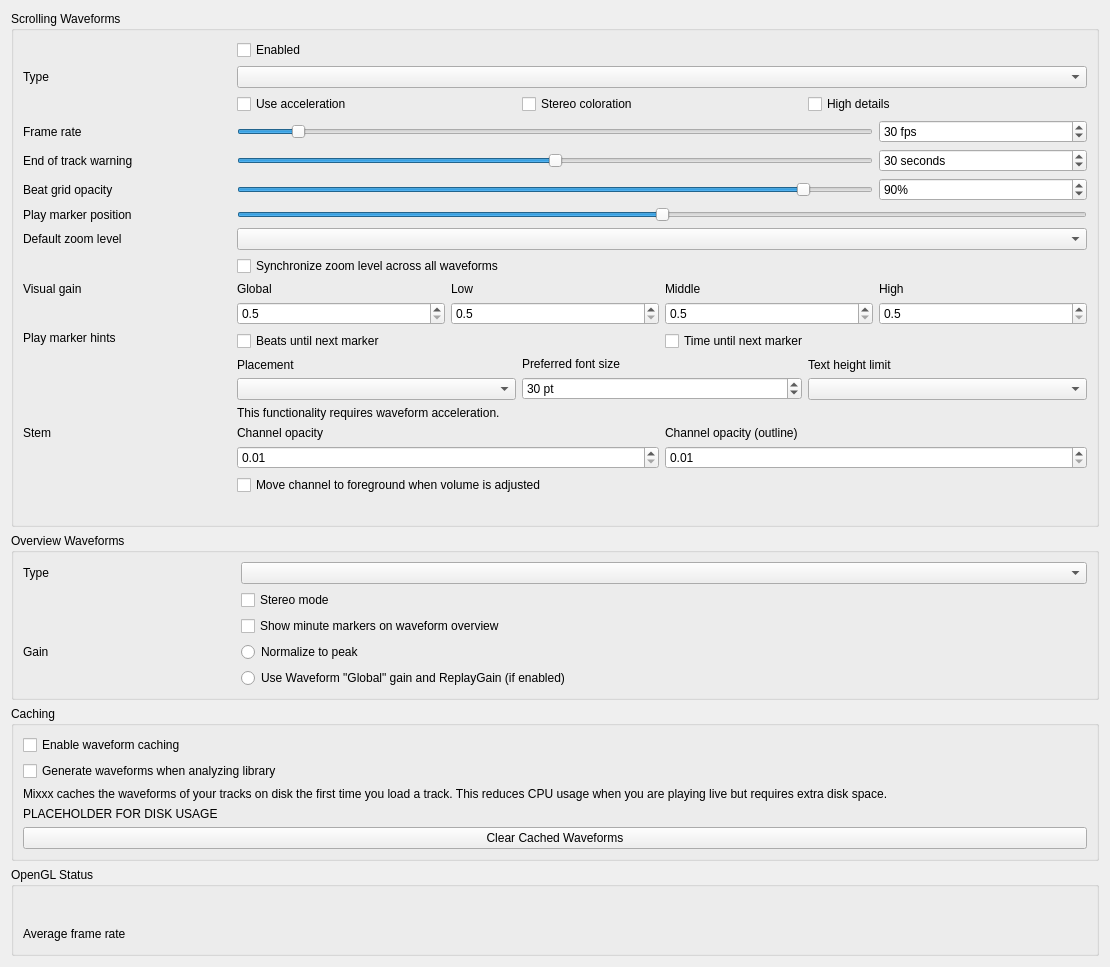
Before: the Qt Designer form src/preferences/dialog/dlgprefwaveformdlg.ui in Eve00000/mixxx, drawn with Qt 5.
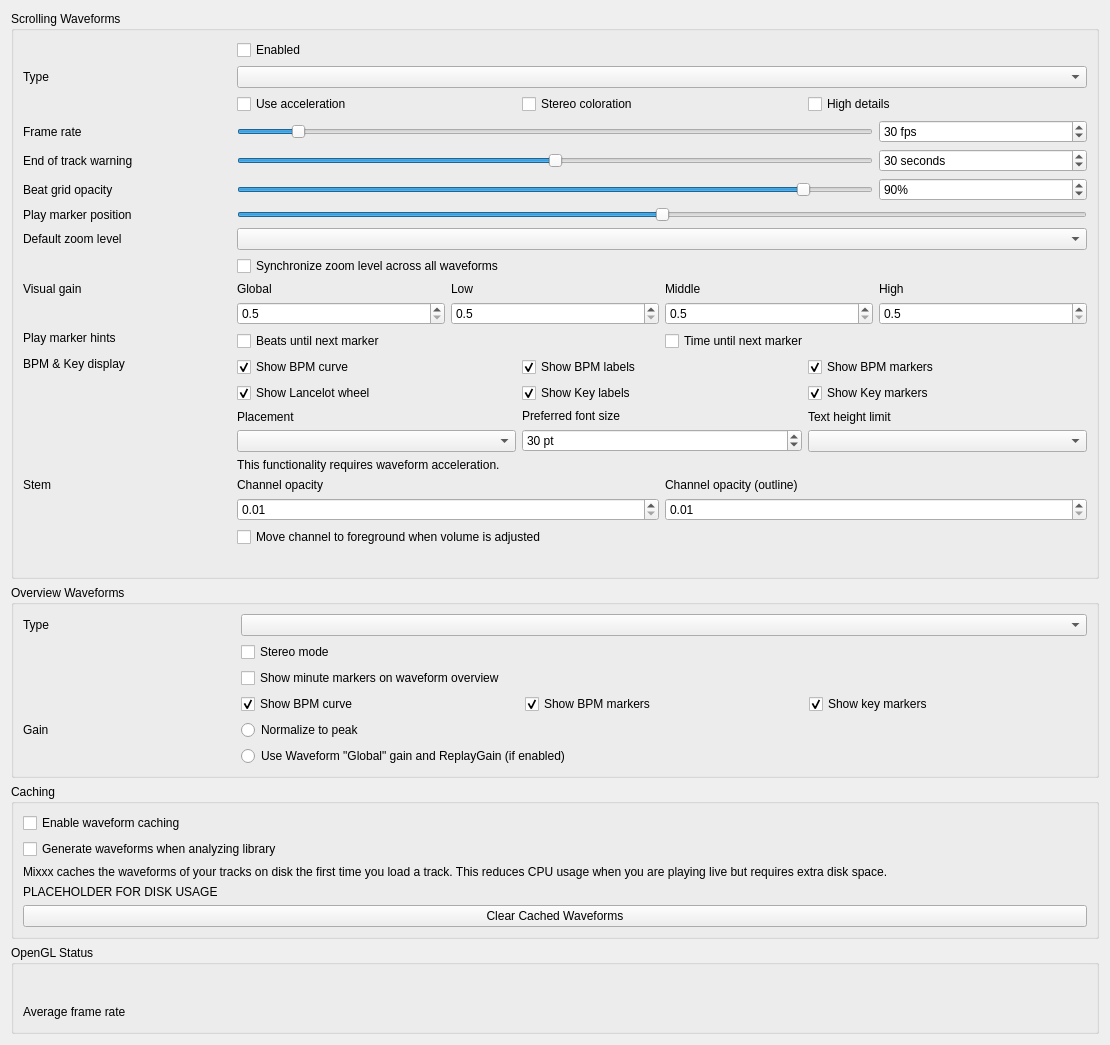
After: the same form once the commit is applied.

The edit to the form file:
```diff
--- a/src/preferences/dialog/dlgprefwaveformdlg.ui
+++ b/src/preferences/dialog/dlgprefwaveformdlg.ui
@@ -494,7 +494,103 @@
       </widget>
      </item>
 
+<!-- BPM & Key Curve, Markers, Labels & Lancelot Wheel -->
+
+     <item row="12" column="0">
+      <widget class="QLabel" name="bpmKeyDisplayLabel">
+       <property name="text">
+        <string>BPM &amp; Key display</string>
+       </property>
+       <property name="alignment">
+        <set>Qt::AlignLeading|Qt::AlignLeft|Qt::AlignTop</set>
+       </property>
+      </widget>
+     </item>
+
      <item row="12" column="1" colspan="4">
+      <layout class="QGridLayout" name="bpmKeyDisplayLayout">
+       <item row="0" column="0">
+        <widget class="QCheckBox" name="showBpmCurveCheckBox">
+         <property name="text">
+          <string>Show BPM curve</string>
+         </property>
+         <property name="toolTip">
+          <string>Display the BPM curve on the waveform</string>
+         </property>
+         <property name="checked">
+          <bool>true</bool>
+         </property>
+        </widget>
+       </item>
+       <item row="0" column="1">
+         <widget class="QCheckBox" name="showBpmLabelsCheckBox">
+           <property name="text">
+             <string>Show BPM labels</string>
+           </property>
+           <property name="toolTip">
+             <string>Display BPM values at change points</string>
+           </property>
+           <property name="checked">
+             <bool>true</bool>
+           </property>
+         </widget>
+       </item>
+       <item row="0" column="2">
+         <widget class="QCheckBox" name="showBpmMarkersCheckBox">
+           <property name="text">
+             <string>Show BPM markers</string>
+           </property>
+           <property name="toolTip">
+             <string>Display markers at BPM change points</string>
+           </property>
+           <property name="checked">
+             <bool>true</bool>
+           </property>
+         </widget>
+       </item>
+       <item row="1" column="0">
+         <widget class="QCheckBox" name="showLancelotWheelCheckBox">
+           <property name="text">
+             <string>Show Lancelot wheel</string>
+           </property>
+           <property name="toolTip">
+             <string>Display the Lancelot wheel on the waveform</string>
+           </property>
+           <property name="checked">
+             <bool>true</bool>
+           </property>
+         </widget>
+       </item>
+       <item row="1" column="1">
+        <widget class="QCheckBox" name="showKeyLabelsCheckBox">
+         <property name="text">
+          <string>Show Key labels</string>
+         </property>
+         <property name="toolTip">
+          <string>Display Key names at Key change points</string>
+         </property>
+         <property name="checked">
+          <bool>true</bool>
+         </property>
+        </widget>
+       </item>
+       <item row="1" column="2">
+         <widget class="QCheckBox" name="showKeyMarkersCheckBox">
+           <property name="text">
+             <string>Show Key markers</string>
+           </property>
+           <property name="toolTip">
+             <string>Display Key markers at Key change points</string>
+           </property>
+           <property name="checked">
+             <bool>true</bool>
+           </property>
+         </widget>
+       </item>
+      </layout>
+     </item>
+
+     <item row="13" column="1" colspan="4">
       <layout class="QHBoxLayout" name="marker_option_layout">
        <item>
         <layout class="QVBoxLayout" name="marker_options_placement_layout">
@@ -578,7 +674,7 @@
       </layout><!-- marker_option_layout -->
      </item>
 
-     <item row="13" column="1" colspan="4">
+     <item row="14" column="1" colspan="4">
       <widget class="QLabel" name="requiresGLSLLabel">
        <property name="text">
         <string>This functionality requires waveform acceleration.</string>
@@ -589,7 +685,7 @@
       </widget>
      </item>
 
-     <item row="14" column="0">
+     <item row="15" column="0">
       <widget class="QLabel" name="stemOpacityLabel">
        <property name="text">
         <string>Stem</string>
@@ -602,7 +698,7 @@
        </property>
       </widget>
      </item>
-     <item row="14" column="1" colspan="4">
+     <item row="15" column="1" colspan="4">
       <layout class="QGridLayout" name="stemOpacityGridLayout">
        <item row="0" column="0">
         <widget class="QLabel" name="stemOpacityMainLabel">
@@ -679,7 +775,7 @@
       </layout>
      </item>
 
-     <item row="15" column="1" colspan="4">
+     <item row="16" column="1" colspan="4">
       <widget class="QLabel" name="requiresGLSLLabel2">
        <property name="alignment">
         <set>Qt::AlignLeading|Qt::AlignLeft|Qt::AlignVCenter</set>
@@ -733,7 +829,43 @@
       </widget>
      </item>
 
-     <item row="3" column="0">
+      <!-- BPM & KEY Markers & BPM Curve -->
+      <item row="3" column="1" colspan="4">
+        <layout class="QHBoxLayout" name="overviewBpmKeyLayout">
+          <item>
+            <widget class="QCheckBox" name="overviewShowBpmCurveCheckBox">
+              <property name="text">
+                <string>Show BPM curve</string>
+              </property>
+              <property name="checked">
+                <bool>true</bool>
+              </property>
+            </widget>
+          </item>
+          <item>
+            <widget class="QCheckBox" name="overviewShowBpmMarkersCheckBox">
+              <property name="text">
+                <string>Show BPM markers</string>
+              </property>
+              <property name="checked">
+                <bool>true</bool>
+              </property>
+            </widget>
+          </item>
+          <item>
+            <widget class="QCheckBox" name="overviewShowKeyMarkersCheckBox">
+              <property name="text">
+                <string>Show key markers</string>
+              </property>
+              <property name="checked">
+                <bool>true</bool>
+              </property>
+            </widget>
+          </item>
+        </layout>
+      </item>
+
+      <item row="4" column="0">
       <widget class="QLabel" name="overview_gain_label">
        <property name="toolTip">
         <string extracomment="Select a gain mode for the waveform overview."/>
@@ -743,7 +875,7 @@
        </property>
       </widget>
      </item>
-     <item row="3" column="1" colspan="4">
+     <item row="4" column="1" colspan="4">
       <widget class="QRadioButton" name="overview_scale_normalize">
        <property name="text">
         <string>Normalize to peak</string>
@@ -753,7 +885,7 @@
        </attribute>
       </widget>
      </item>
-     <item row="4" column="1" colspan="4">
+     <item row="5" column="1" colspan="4">
       <widget class="QRadioButton" name="overview_scale_allReplayGain">
        <property name="text">
         <string extracomment="'Global' refers to the 'Global' visual gain in the scrolling waveform settings">Use Waveform "Global" gain and ReplayGain (if enabled)</string>
```
Left out of the diff: 9 changed lines with no effect on the pictures.
